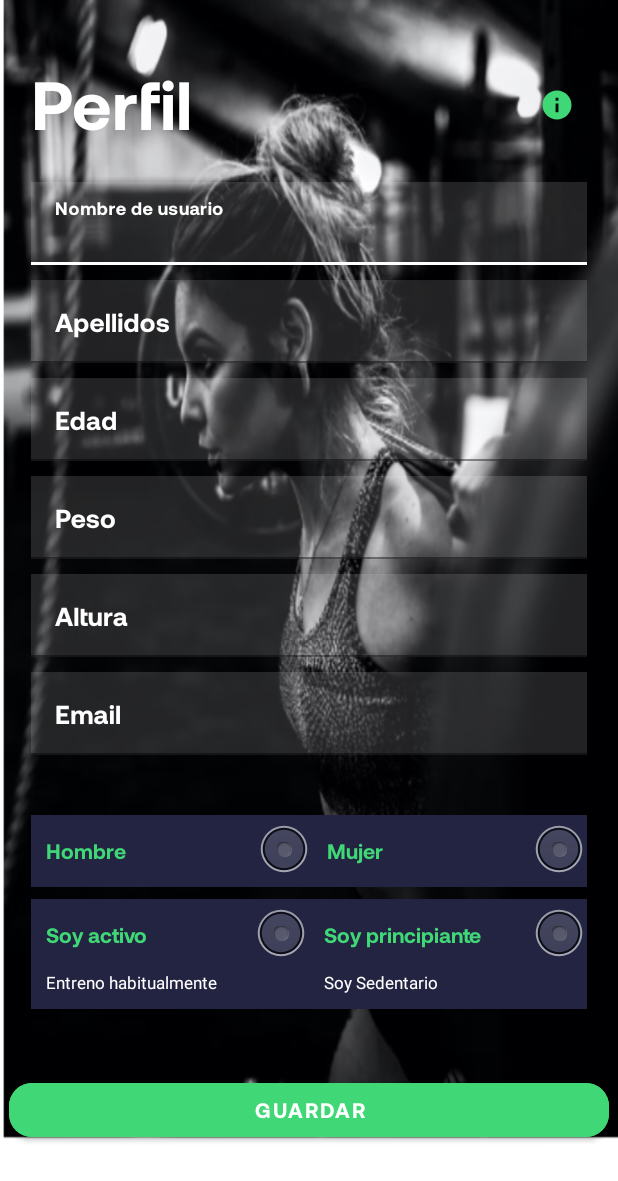
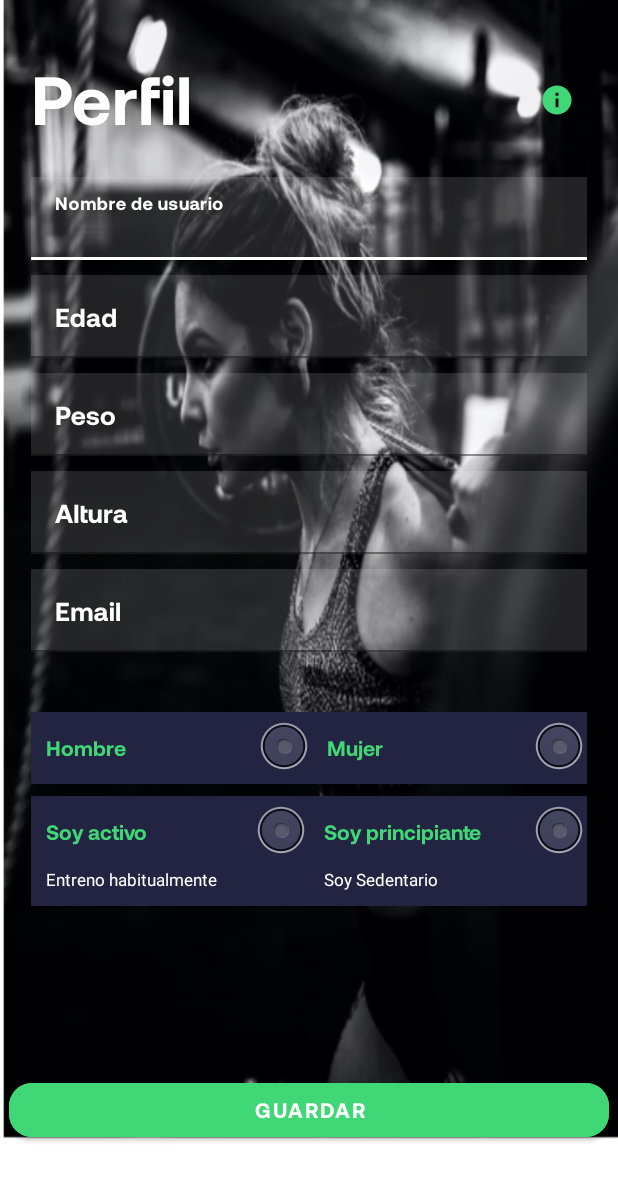
Before and after one commit to asier97am/Strong, an Android app: the fragment Page3 shown on its own in the app's theme, on a phone screen of 412 x 824 dp. Shown: the top 1181 px of the screen. Run offline under Robolectric (Android 15) with nearby library versions, the phone set to English and light mode, and no system bars.

Commit message:
InputLayout apellidos se suprime

```diff
--- a/app/src/main/res/layout/fragment3_profile2.xml
+++ b/app/src/main/res/layout/fragment3_profile2.xml
@@ -111,23 +111,6 @@
                     tools:ignore="SpeakableTextPresentCheck"></EditText>
             </com.google.android.material.textfield.TextInputLayout>
 
-            <!-- TextInputLayout email -->
-            <com.google.android.material.textfield.TextInputLayout
-                android:id="@+id/tilApellidos"
-                style="@style/textInputLayout"
-                app:layout_constraintEnd_toEndOf="@+id/guideline3"
-                app:layout_constraintStart_toStartOf="@+id/guideline2"
-                app:layout_constraintTop_toBottomOf="@+id/tilNombre">
-
-                <!-- EditText email -->
-                <EditText
-                    android:id="@+id/etApellidos"
-                    style="@style/editText"
-                    android:background="@color/transparente"
-                    android:hint="@string/apellidos"
-                    android:inputType="textEmailAddress"
-                    tools:ignore="SpeakableTextPresentCheck"></EditText>
-            </com.google.android.material.textfield.TextInputLayout>
 
             <!-- TextInputLayout contraseña -->
             <com.google.android.material.textfield.TextInputLayout
@@ -135,7 +118,7 @@
                 style="@style/textInputLayout"
                 app:layout_constraintEnd_toEndOf="@+id/guideline3"
                 app:layout_constraintStart_toStartOf="@+id/guideline2"
-                app:layout_constraintTop_toBottomOf="@+id/tilApellidos">
+                app:layout_constraintTop_toBottomOf="@+id/tilNombre">
 
                 <!-- EditText contraseña -->
                 <EditText
```
